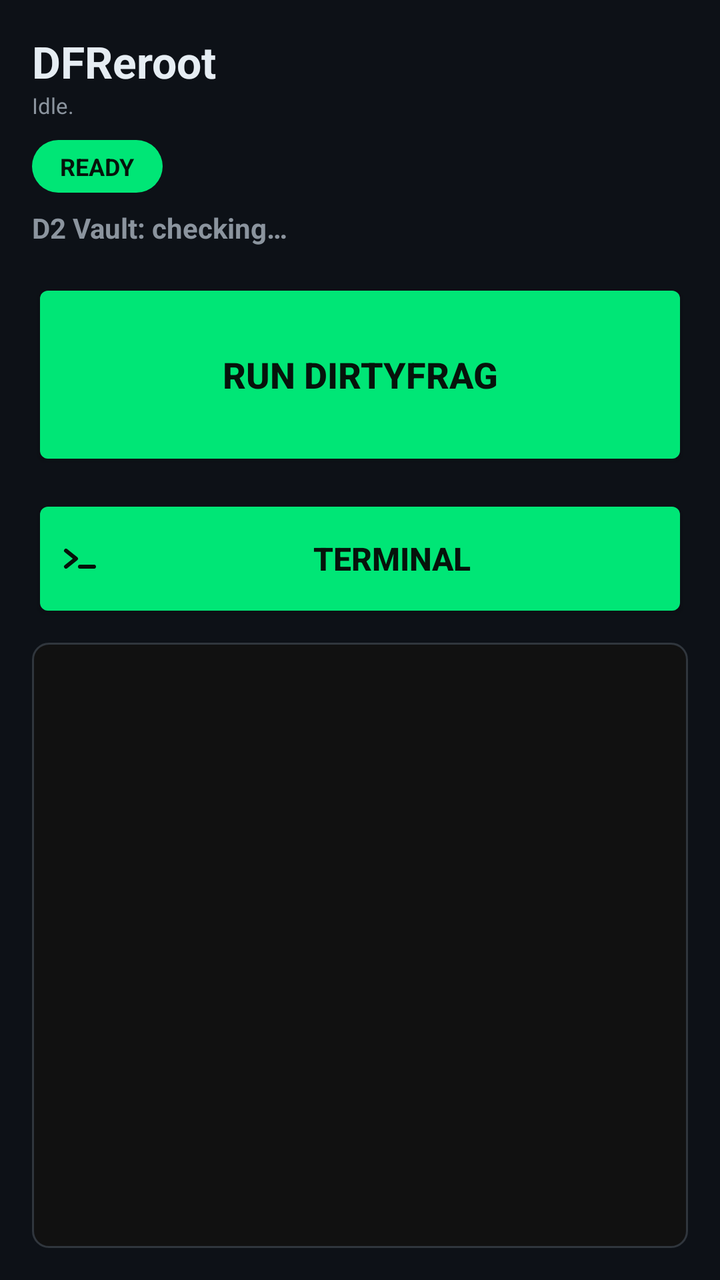
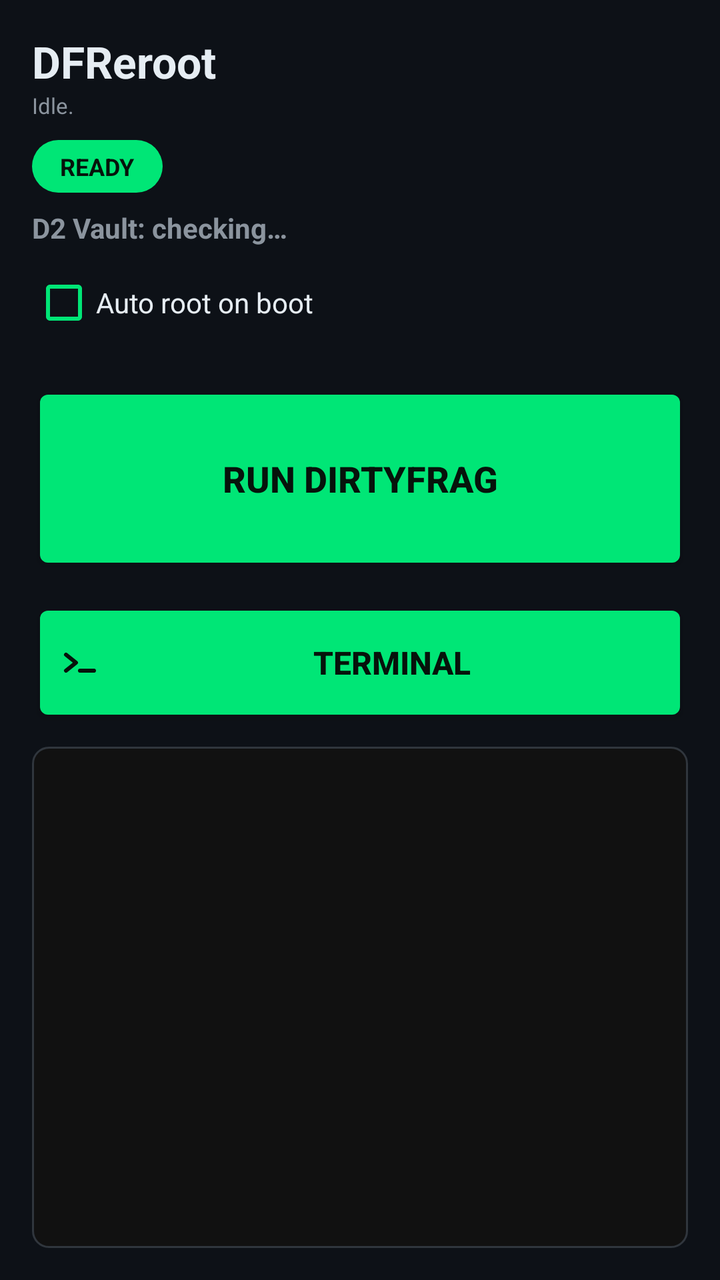

The first picture is an Android layout as it rendered before a commit; the second is the same layout after the commit. The layout source and the unified diff follow.
<!-- AndroidManifest.xml: application theme android:Theme.DeviceDefault.NoActionBar -->
<!-- res/layout/activity_main.xml -->
<?xml version="1.0" encoding="utf-8"?>
<LinearLayout xmlns:android="http://schemas.android.com/apk/res/android"
    android:orientation="vertical"
    android:padding="16dp"
    android:layout_width="match_parent"
    android:layout_height="match_parent"
    android:background="@color/bg"
    android:fitsSystemWindows="true">

    <TextView
        android:id="@+id/appTitle"
        android:layout_width="match_parent"
        android:layout_height="wrap_content"
        android:text="@string/app_name"
        android:textSize="22sp"
        android:textStyle="bold"
        android:textColor="@color/textPrimary" />

    <TextView
        android:id="@+id/status"
        android:layout_width="match_parent"
        android:layout_height="wrap_content"
        android:text="@string/status_idle"
        android:textSize="11sp"
        android:textColor="@color/textSecondary" />

    <TextView
        android:id="@+id/statusChip"
        android:layout_width="wrap_content"
        android:layout_height="wrap_content"
        android:layout_marginTop="10dp"
        android:paddingHorizontal="14dp"
        android:paddingVertical="5dp"
        android:background="@drawable/chip_ok"
        android:text="@string/chip_ready"
        android:textSize="12sp"
        android:textStyle="bold"
        android:textColor="@color/accentText" />

    <TextView
        android:id="@+id/dmcState"
        android:layout_width="match_parent"
        android:layout_height="wrap_content"
        android:layout_marginTop="8dp"
        android:text="@string/dmc_checking"
        android:textSize="14sp"
        android:textStyle="bold"
        android:textColor="@color/textSecondary" />

    <CheckBox
        android:id="@+id/d2Check"
        android:layout_width="wrap_content"
        android:layout_height="wrap_content"
        android:visibility="gone"
        android:layout_marginTop="8dp"
        android:minHeight="48dp"
        android:text="@string/d2fix_enable"
        android:textSize="14sp"
        android:textColor="@color/textPrimary"
        android:buttonTint="@color/accent" />

    <Button
        android:id="@+id/btnRunAll"
        android:layout_width="match_parent"
        android:layout_height="wrap_content"
        android:layout_marginTop="16dp"
        android:minHeight="96dp"
        android:backgroundTint="@color/accent"
        android:textColor="@color/accentText"
        android:textSize="18sp"
        android:textStyle="bold"
        android:text="@string/run_all" />

    <ProgressBar
        android:id="@+id/progress"
        android:layout_width="wrap_content"
        android:layout_height="wrap_content"
        android:layout_gravity="center_horizontal"
        android:layout_marginTop="8dp"
        android:visibility="gone"
        style="?android:attr/progressBarStyleSmall"
        android:indeterminateTint="@color/accent" />

    <Button
        android:id="@+id/btnTerminal"
        android:layout_width="match_parent"
        android:layout_height="wrap_content"
        android:layout_marginTop="12dp"
        android:minHeight="64dp"
        android:backgroundTint="@color/accent"
        android:textColor="@color/accentText"
        android:textSize="16sp"
        android:textStyle="bold"
        android:drawableStart="@drawable/ic_terminal"
        android:drawableTint="@color/accentText"
        android:drawablePadding="8dp"
        android:text="@string/terminal_button" />

    <ScrollView
        android:layout_width="match_parent"
        android:layout_height="0dp"
        android:layout_weight="1"
        android:layout_marginTop="10dp"
        android:background="@drawable/log_box">
        <TextView
            android:id="@+id/log"
            android:layout_width="match_parent"
            android:layout_height="wrap_content"
            android:padding="8dp"
            android:typeface="monospace"
            android:textSize="11sp"
            android:textColor="@color/logText"
            android:textIsSelectable="true" />
    </ScrollView>

</LinearLayout>
<!-- resources referenced by this layout -->
<resources>
  <color name="accent">#00E676</color>
  <color name="accentText">#06130B</color>
  <color name="bg">#0D1117</color>
  <color name="logText">#D7E3D7</color>
  <color name="textPrimary">#E6EDF3</color>
  <color name="textSecondary">#8B949E</color>
  <!-- drawable chip_ok (drawable) -->
  <?xml version="1.0" encoding="utf-8"?>
  <shape xmlns:android="http://schemas.android.com/apk/res/android"
      android:shape="rectangle">
      <corners android:radius="16dp" />
      <solid android:color="@color/accent" />
  </shape>
  <!-- drawable ic_terminal (drawable) -->
  <?xml version="1.0" encoding="utf-8"?>
  <vector xmlns:android="http://schemas.android.com/apk/res/android"
      android:width="24dp"
      android:height="24dp"
      android:viewportWidth="24"
      android:viewportHeight="24">
      <path
          android:fillColor="#00000000"
          android:strokeColor="@color/accent"
          android:strokeWidth="2"
          android:strokeLineCap="round"
          android:strokeLineJoin="round"
          android:pathData="M5,16 L10,12 L5,8" />
      <path
          android:fillColor="#00000000"
          android:strokeColor="@color/accent"
          android:strokeWidth="2"
          android:strokeLineCap="round"
          android:pathData="M12,16 H19" />
  </vector>
  <!-- drawable log_box (drawable) -->
  <?xml version="1.0" encoding="utf-8"?>
  <shape xmlns:android="http://schemas.android.com/apk/res/android"
      android:shape="rectangle">
      <corners android:radius="8dp" />
      <solid android:color="@color/logBg" />
      <stroke android:width="1dp" android:color="@color/outline" />
  </shape>
  <string name="app_name">DFReroot</string>
  <string name="chip_ready">READY</string>
  <string name="d2fix_enable">Fix D2 Error (Odin unlock)</string>
  <string name="dmc_checking">D2 Vault: checking…</string>
  <string name="run_all">Run DirtyFrag</string>
  <string name="status_idle">Idle.</string>
  <string name="terminal_button">Terminal</string>
  <color name="logBg">#111111</color>
  <color name="outline">#30363D</color>
</resources>

<!-- the commit's change to res/layout/activity_main.xml (unified diff, before → after) -->
@@ -59,6 +59,17 @@
         android:textColor="@color/textPrimary"
         android:buttonTint="@color/accent" />
 
+    <CheckBox
+        android:id="@+id/autorootCheck"
+        android:layout_width="wrap_content"
+        android:layout_height="wrap_content"
+        android:layout_marginTop="4dp"
+        android:minHeight="48dp"
+        android:text="@string/autoroot_enable"
+        android:textSize="14sp"
+        android:textColor="@color/textPrimary"
+        android:buttonTint="@color/accent" />
+
     <Button
         android:id="@+id/btnRunAll"
         android:layout_width="match_parent"
<!-- resource entries referenced after the edit -->
@@ -43,6 +43,7 @@
       <stroke android:width="1dp" android:color="@color/outline" />
   </shape>
   <string name="app_name">DFReroot</string>
+  <string name="autoroot_enable">Auto root on boot</string>
   <string name="chip_ready">READY</string>
   <string name="d2fix_enable">Fix D2 Error (Odin unlock)</string>
   <string name="dmc_checking">D2 Vault: checking…</string>
